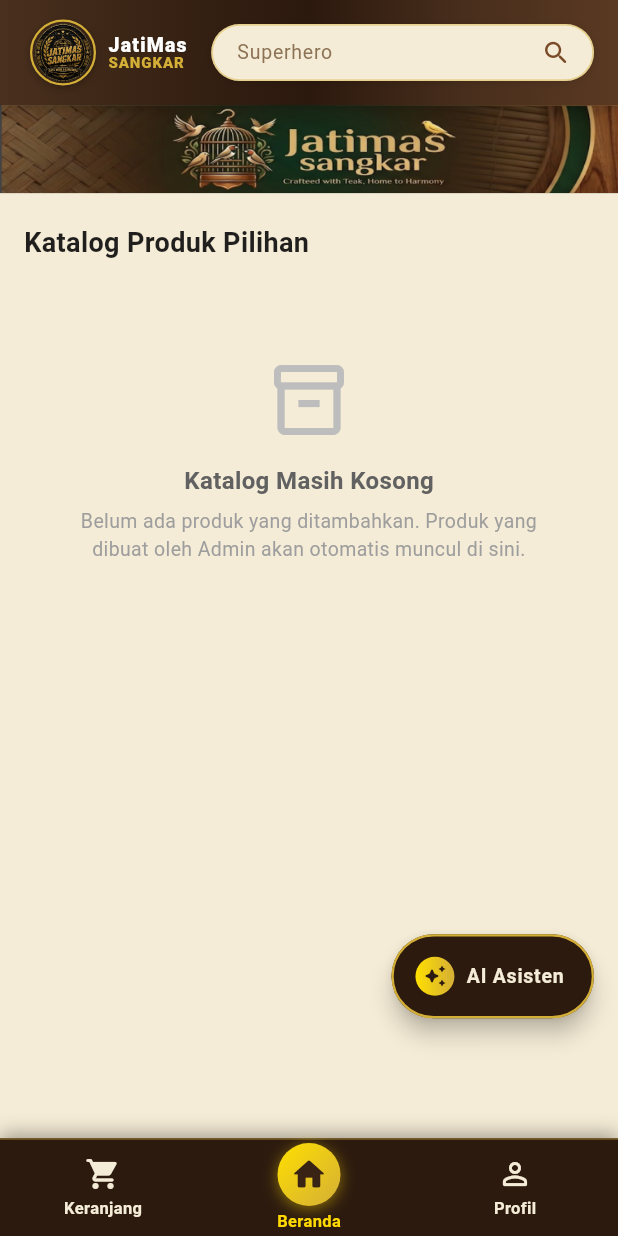
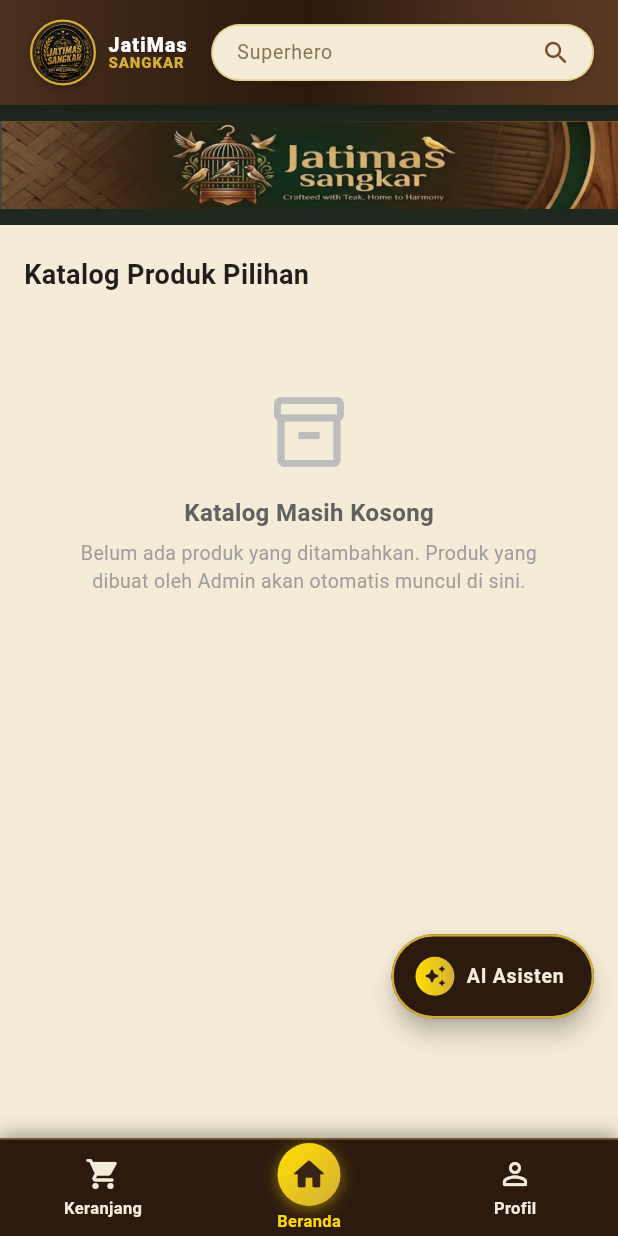
Before and after one commit to Dav2257/katalog, a Flutter app: the screen it shows after launch, on a phone screen of 412 x 824 dp. Run offline on Flutter 3.47's test engine with Material 3 defaults, Android fonts, the phone set to English and light mode, and no system bars; our stand-ins replace image_picker, shared_preferences, speech_to_text, supabase_flutter; accounts and stored records are empty; network calls fail; Roboto replaces fonts that are missing (Times New Roman); project files that could hold a hidden picture were left out; key blocks and very long unbroken strings in the code were emptied for the run.

Commit message:
feat: add pull-to-refresh on mobile homepages and fix reliable default local banner display

```diff
--- a/lib/main.dart
+++ b/lib/main.dart
@@ -183,6 +183,28 @@
         });
       }
     });
+  }
+
+  /// Memperbarui seluruh data katalog, pengaturan toko, dan akun saat user menarik layar ke bawah (Pull-to-Refresh)
+  Future<void> _handleRefresh() async {
+    try {
+      await Future.wait([
+        ProductService.instance.fetchProducts(),
+        UserService.instance.fetchUsers(),
+        OrderService.instance.fetchOrders(),
+        CageService.instance.fetchCages(),
+        HashtagService.instance.fetchHashtags(),
+        AppSettingsService.instance.loadSettings(),
+      ]);
+    } catch (e) {
+      debugPrint('Pull-to-refresh error: $e');
+    }
+
+    if (mounted) {
+      setState(() {
+        _publicProductLimit = 10;
+      });
+    }
   }
 
   void _handleAuthUpdate() {
@@ -841,9 +863,16 @@
             )
           : null,
       floatingActionButtonLocation: FloatingActionButtonLocation.endFloat,
-      body: SingleChildScrollView(
-        controller: _scrollController,
-        child: Column(
+      body: RefreshIndicator(
+        onRefresh: _handleRefresh,
+        color: const Color(0xFFD4AF37),
+        backgroundColor: const Color(0xFF1E281E),
+        displacement: 40,
+        strokeWidth: 3.0,
+        child: SingleChildScrollView(
+          physics: const AlwaysScrollableScrollPhysics(),
+          controller: _scrollController,
+          child: Column(
           crossAxisAlignment: CrossAxisAlignment.start,
           children: [
             // Jika User Sudah Login (bukan admin) dan tidak sedang beralih ke katalog umum:
@@ -1138,7 +1167,8 @@
           ],
         ),
       ),
-    );
+    ),
+  );
   }
 
   Widget _buildProductCard(Product product) {
--- a/lib/widgets/hero_banner.dart
+++ b/lib/widgets/hero_banner.dart
@@ -21,34 +21,44 @@
         final settings = AppSettingsService.instance;
         Widget bannerWidget;
 
+        // Banner aset lokal resmi Jatimas Sangkar (cepat, offline-ready, anti-gagal di semua mode)
+        final Widget defaultAssetBanner = Image.asset(
+          assetPath,
+          width: double.infinity,
+          fit: BoxFit.fitWidth,
+          gaplessPlayback: true,
+          filterQuality: FilterQuality.medium,
+          errorBuilder: (context, error, stackTrace) => _buildEmergencyFallbackBanner(context),
+        );
+
         if (settings.bannerImageBytes != null && settings.bannerImageBytes!.isNotEmpty) {
           bannerWidget = Image.memory(
             settings.bannerImageBytes!,
             width: double.infinity,
             fit: BoxFit.fitWidth,
             gaplessPlayback: true,
-            errorBuilder: (context, error, stackTrace) => _buildFallbackBanner(context),
+            filterQuality: FilterQuality.medium,
+            errorBuilder: (context, error, stackTrace) => defaultAssetBanner,
           );
-        } else if (settings.bannerImageUrl != null && settings.bannerImageUrl!.isNotEmpty) {
+        } else if (settings.bannerImageUrl != null &&
+            settings.bannerImageUrl!.trim().isNotEmpty &&
+            !settings.bannerImageUrl!.contains('banner_1789710462285')) {
           bannerWidget = Product.buildImageFromSource(
             settings.bannerImageUrl!,
             width: double.infinity,
             fit: BoxFit.fitWidth,
-            placeholder: _buildFallbackBanner(context),
+            placeholder: defaultAssetBanner,
           );
         } else {
-          bannerWidget = Image.asset(
-            assetPath,
-            width: double.infinity,
-            fit: BoxFit.fitWidth,
-            errorBuilder: (context, error, stackTrace) => _buildFallbackBanner(context),
-          );
+          // Default: Selalu tampilkan banner lokal 'assets/images/banner.png'
+          bannerWidget = defaultAssetBanner;
         }
 
         return InkWell(
           onTap: onTap,
           child: Container(
             width: double.infinity,
+            constraints: const BoxConstraints(minHeight: 80),
             color: const Color(0xFF1E281E),
             child: bannerWidget,
           ),
@@ -57,7 +67,8 @@
     );
   }
 
-  Widget _buildFallbackBanner(BuildContext context) {
+  /// Cadangan darurat hanya jika file aset lokal mengalami kegagalan sistem
+  Widget _buildEmergencyFallbackBanner(BuildContext context) {
     return Container(
       width: double.infinity,
       height: 140,
--- a/pubspec.yaml
+++ b/pubspec.yaml
@@ -66,6 +66,9 @@
 
   assets:
     - assets/images/
+    - assets/images/banner.png
+    - assets/images/logo.png
+    - assets/images/login_bg.jpg
     - assets/images/whatsapp.png
 
   # An image asset can refer to one or more resolution-specific "variants", see
```
Also changed, not shown: lib/pages/admin_settings_page.dart (+11 -5 lines), lib/services/settings_service.dart (+10 -2 lines).
